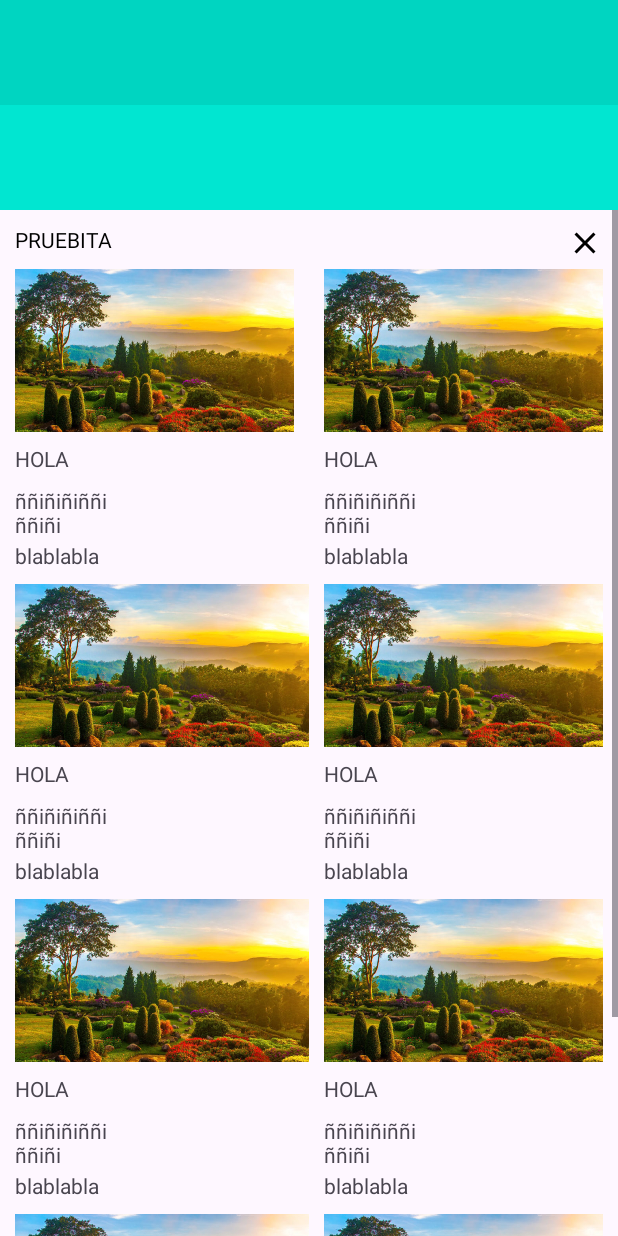
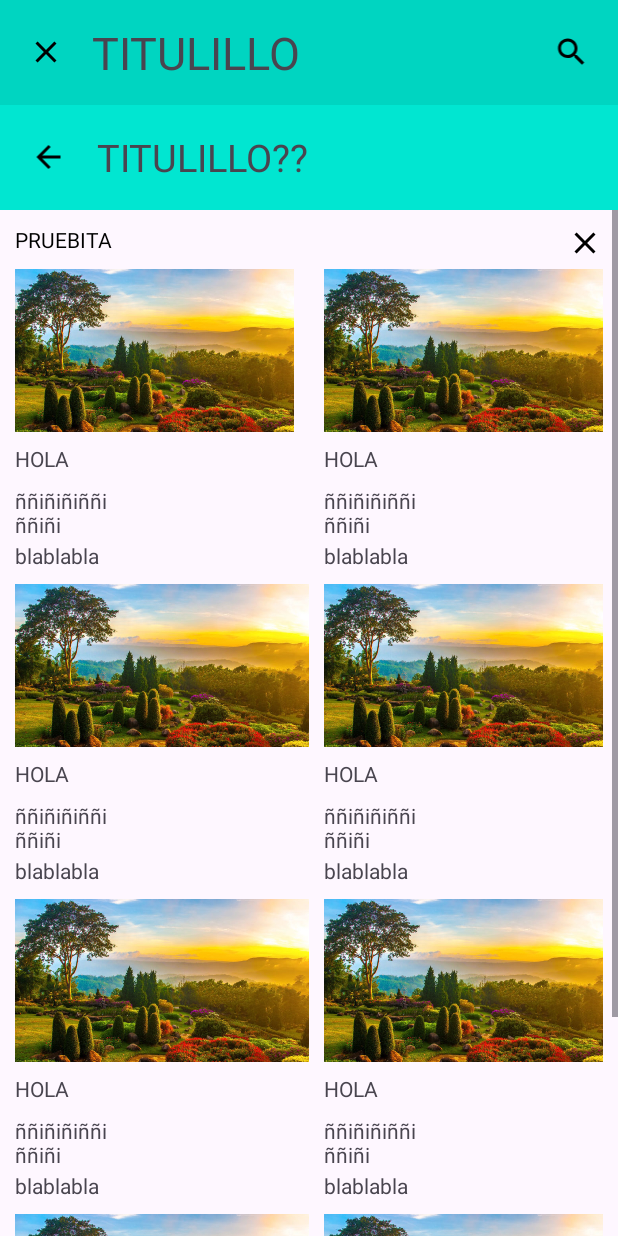
Before and after one commit to MiguelMataRamos/EjerciciosDesarrollo, an Android app: the Maqueta4 screen opened directly, with no data from a screen before it, on a phone screen of 412 x 824 dp. Run offline under Robolectric (Android 15) with nearby library versions, the phone set to English and light mode, and no system bars.

Commit message:
Maqueta 4 hecha y ajustada

```diff
--- /dev/null
+++ b/app/src/main/res/drawable/atras.xml
@@ -0,0 +1,5 @@
+<vector android:autoMirrored="true" android:height="24dp"
+    android:tint="#000000" android:viewportHeight="24"
+    android:viewportWidth="24" android:width="24dp" xmlns:android="http://schemas.android.com/apk/res/android">
+    <path android:fillColor="@android:color/white" android:pathData="M20,11H7.83l5.59,-5.59L12,4l-8,8 8,8 1.41,-1.41L7.83,13H20v-2z"/>
+</vector>
--- /dev/null
+++ b/app/src/main/res/drawable/buscar.xml
@@ -0,0 +1,5 @@
+<vector android:height="24dp" android:tint="#000000"
+    android:viewportHeight="24" android:viewportWidth="24"
+    android:width="24dp" xmlns:android="http://schemas.android.com/apk/res/android">
+    <path android:fillColor="@android:color/white" android:pathData="M15.5,14h-0.79l-0.28,-0.27C15.41,12.59 16,11.11 16,9.5 16,5.91 13.09,3 9.5,3S3,5.91 3,9.5 5.91,16 9.5,16c1.61,0 3.09,-0.59 4.23,-1.57l0.27,0.28v0.79l5,4.99L20.49,19l-4.99,-5zM9.5,14C7.01,14 5,11.99 5,9.5S7.01,5 9.5,5 14,7.01 14,9.5 11.99,14 9.5,14z"/>
+</vector>
--- a/app/src/main/res/layout/activity_maqueta4.xml
+++ b/app/src/main/res/layout/activity_maqueta4.xml
@@ -6,21 +6,68 @@
     android:layout_height="match_parent"
     tools:context=".Maqueta4">
 
-    <androidx.constraintlayout.widget.ConstraintLayout
+    <LinearLayout
         android:id="@+id/header"
         android:layout_width="match_parent"
         android:layout_height="70dp"
         android:background="@color/gray"
         app:layout_constraintTop_toTopOf="parent"
-        />
+        android:orientation="horizontal"
+        >
 
-    <androidx.constraintlayout.widget.ConstraintLayout
+        <ImageView
+            android:layout_width="wrap_content"
+            android:layout_height="wrap_content"
+            android:src="@drawable/x"
+            android:layout_gravity="center"
+            android:layout_weight="1"
+            />
+
+        <TextView
+            android:layout_width="wrap_content"
+            android:layout_height="match_parent"
+            android:text="TITULILLO"
+            android:gravity="start|center"
+            android:layout_weight="4"
+            android:textSize="30dp"/>
+
+        <ImageView
+            android:layout_width="wrap_content"
+            android:layout_height="wrap_content"
+            android:src="@drawable/buscar"
+            android:layout_gravity="center"
+            android:layout_weight="1"
+            />
+
+
+
+    </LinearLayout>
+
+    <LinearLayout
         android:id="@+id/header2"
         android:layout_width="match_parent"
         android:layout_height="70dp"
         android:background="@color/fondo"
         app:layout_constraintTop_toBottomOf="@+id/header"
-        />
+        >
+
+        <ImageView
+            android:layout_width="wrap_content"
+            android:layout_height="wrap_content"
+            android:src="@drawable/atras"
+            android:layout_gravity="center"
+            android:layout_weight="1"
+            />
+
+        <TextView
+            android:layout_width="wrap_content"
+            android:layout_height="match_parent"
+            android:text="TITULILLO??"
+            android:gravity="start|center"
+            android:layout_weight="5"
+            android:textSize="25dp"/>
+
+    </LinearLayout>
 
     <ScrollView
         android:layout_width="match_parent"
```
